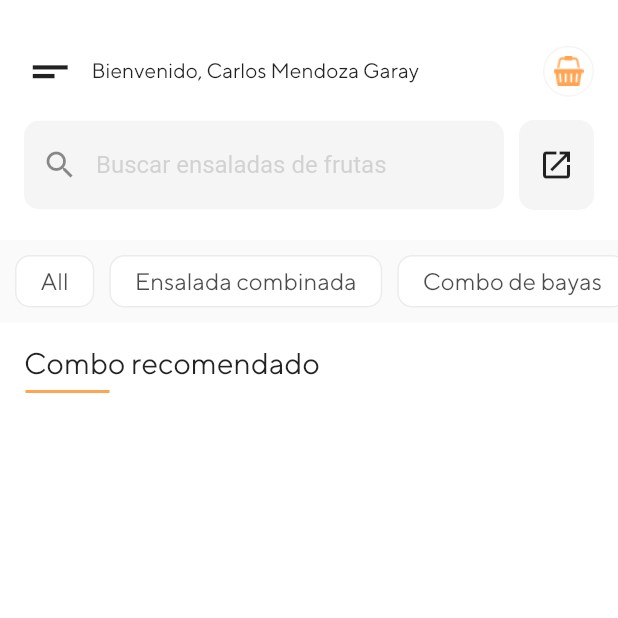
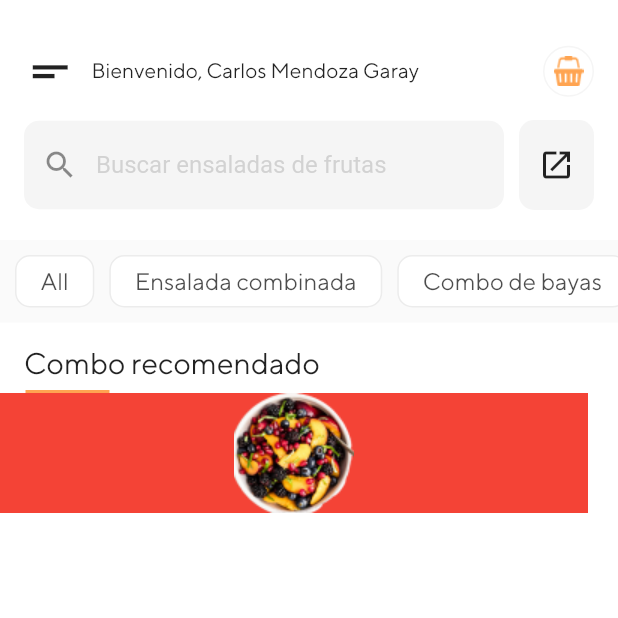
Before and after one commit to Luicar97/fruit_hub, a Flutter app: the HomePage screen opened directly, on a phone screen of 412 x 824 dp, the top half of it. Run offline on Flutter 3.47's test engine with Material 2 defaults, Android fonts, the phone set to English and light mode, and no system bars.

```diff
--- a/lib/pages/home_page/home_page.dart
+++ b/lib/pages/home_page/home_page.dart
@@ -99,7 +99,26 @@ class HomePage extends StatelessWidget {
                 title: 'Combo recomendado',
               ),
             ),
-            LineWidget()
+            LineWidget(),
+            Flex(
+              direction: Axis.horizontal,
+              children: [
+                Expanded(
+                  child: Container(
+                      color: Colors.red,
+                      child: Column(
+                        children: [
+                          Container(
+                            child: Image.asset('assets/img/comida1.png'),
+                          ),
+                        ],
+                      )),
+                ),
+                SizedBox(
+                  width: 20,
+                ),
+              ],
+            ),
           ],
         ),
       ),
```
Also changed, not shown: assets/img/comida1.png (added).
